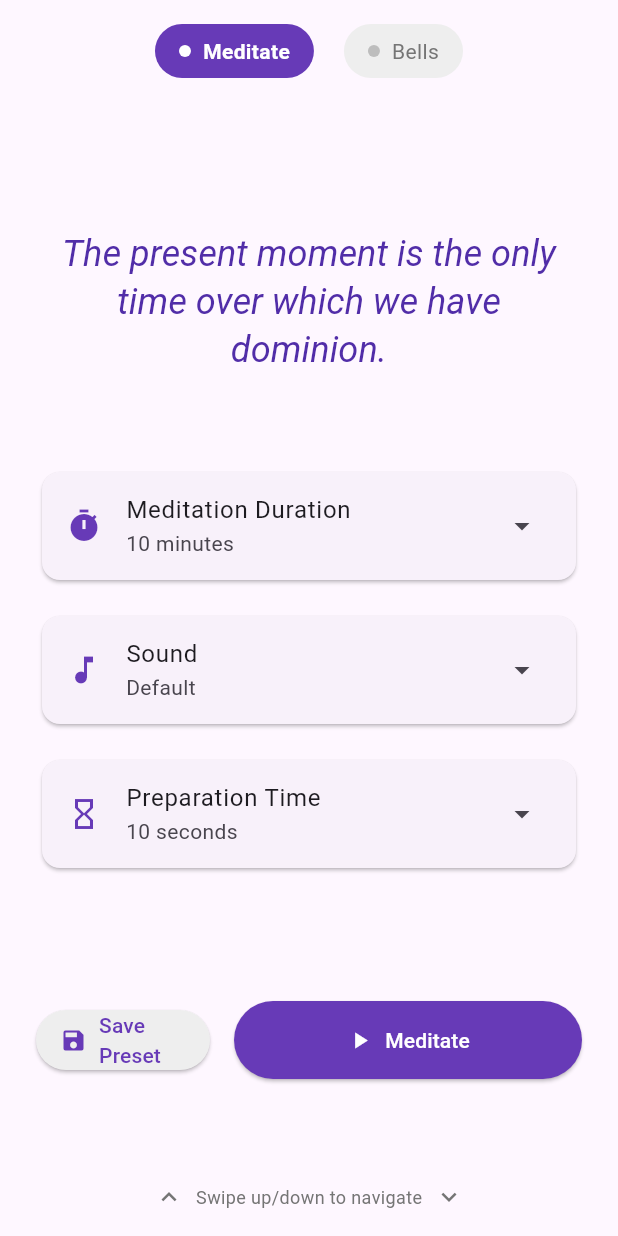
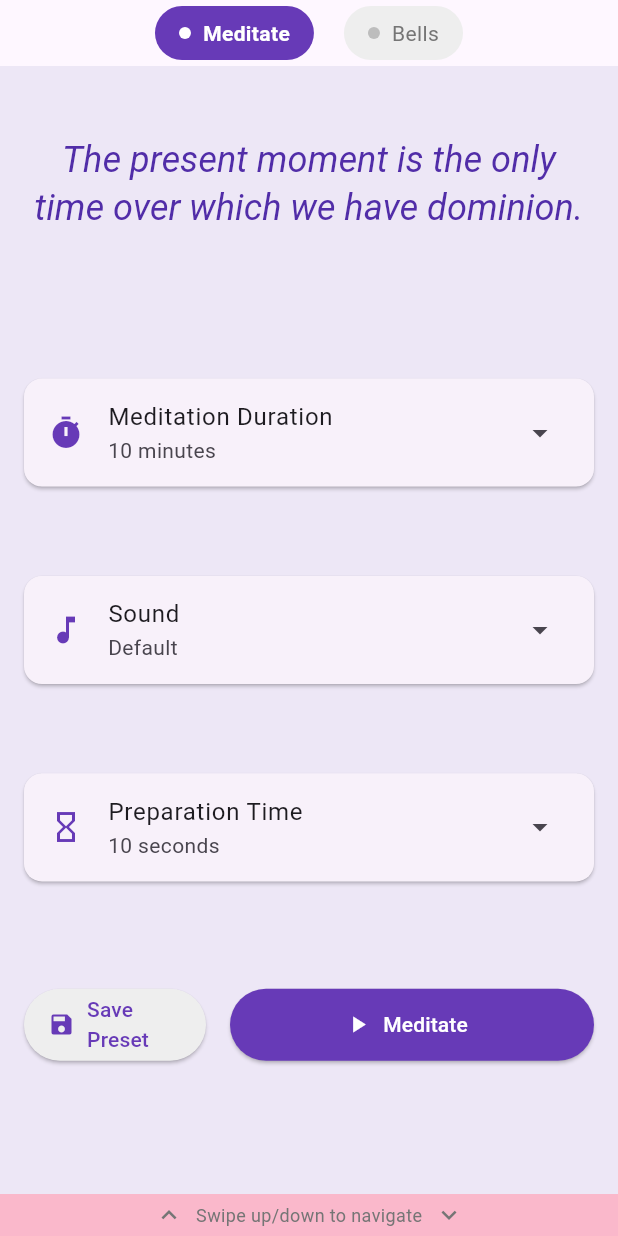
Before and after one commit to aycarl/NOW, a Flutter app: the screen it shows after launch, on a phone screen of 412 x 824 dp. Run offline on Flutter 3.47's test engine with Material 3 defaults, Android fonts, the phone set to English and light mode, and no system bars.

Commit message:
Refactor layout and spacing in CarouselHomePage, MeditationTimerPage, and MindfulBellsPage for improved UI consistency

```diff
--- a/lib/carousel_home_page.dart
+++ b/lib/carousel_home_page.dart
@@ -22,12 +22,12 @@ class _CarouselHomePageState extends State<CarouselHomePage> {
   @override
   Widget build(BuildContext context) {
     return Scaffold(
-      body: Column(
+      body: SafeArea(
+        child: Column(
           children: [
             // Page indicator
-          SafeArea(
-            child: Container(
-              padding: const EdgeInsets.symmetric(vertical: 16),
+            Container(
+              padding: const EdgeInsets.symmetric(vertical: 4),
               child: Row(
                 mainAxisAlignment: MainAxisAlignment.center,
                 children: [
@@ -37,9 +37,8 @@ class _CarouselHomePageState extends State<CarouselHomePage> {
                 ],
               ),
             ),
-          ),
 
-          // Carousel content
+            // Carousel content - fills all available space
             Expanded(
               child: PageView(
                 controller: _pageController,
@@ -54,9 +53,11 @@ class _CarouselHomePageState extends State<CarouselHomePage> {
             ),
 
             // Navigation hint
-          SafeArea(
-            child: Container(
-              padding: const EdgeInsets.all(16),
+            Container(
+              decoration: const BoxDecoration(
+                color: Color.fromARGB(255, 250, 184, 203),
+              ),
+              padding: const EdgeInsets.all(4),
               child: Row(
                 mainAxisAlignment: MainAxisAlignment.center,
                 children: [
@@ -79,8 +80,8 @@ class _CarouselHomePageState extends State<CarouselHomePage> {
                 ],
               ),
             ),
+          ],
         ),
-        ],
       ),
     );
   }
--- a/lib/meditation_timer_page.dart
+++ b/lib/meditation_timer_page.dart
@@ -99,15 +99,18 @@ class _MeditationTimerPageState extends State<MeditationTimerPage> {
 
   @override
   Widget build(BuildContext context) {
-    return Scaffold(
-      body: SafeArea(
+    return Container(
+      decoration: BoxDecoration(color: Colors.deepPurple[50]),
       child: Padding(
-          padding: const EdgeInsets.all(24.0),
+        padding: const EdgeInsets.symmetric(horizontal: 16.0, vertical: 4.0),
         child: Column(
           children: [
-              // Random inspirational quote
-              Expanded(
+            // Random inspirational quote - reduced space
+            Flexible(
               flex: 2,
+              child: Container(
+                width: double.infinity,
+                padding: const EdgeInsets.symmetric(vertical: 16.0),
                 child: Center(
                   child: Text(
                     _randomQuote,
@@ -119,14 +122,17 @@ class _MeditationTimerPageState extends State<MeditationTimerPage> {
                   ),
                 ),
               ),
+            ),
 
-              // Timer, Sound, and Preparation Controls
-              Expanded(
-                flex: 3,
+            // Timer, Sound, and Preparation Controls - more space
+            Flexible(
+              flex: 6,
               child: Column(
+                mainAxisAlignment: MainAxisAlignment.spaceEvenly,
                 children: [
                   // Timer Picker
                   Card(
+                    margin: const EdgeInsets.symmetric(vertical: 4.0),
                     child: ListTile(
                       leading: const Icon(
                         Icons.timer,
@@ -138,10 +144,10 @@ class _MeditationTimerPageState extends State<MeditationTimerPage> {
                       onTap: _showTimePicker,
                     ),
                   ),
-                    const SizedBox(height: 16),
 
                   // Sound Picker
                   Card(
+                    margin: const EdgeInsets.symmetric(vertical: 4.0),
                     child: ListTile(
                       leading: const Icon(
                         Icons.music_note,
@@ -157,10 +163,10 @@ class _MeditationTimerPageState extends State<MeditationTimerPage> {
                       onTap: _showSoundPicker,
                     ),
                   ),
-                    const SizedBox(height: 16),
 
                   // Preparation Time Picker
                   Card(
+                    margin: const EdgeInsets.symmetric(vertical: 4.0),
                     child: ListTile(
                       leading: const Icon(
                         Icons.hourglass_empty,
@@ -176,9 +182,12 @@ class _MeditationTimerPageState extends State<MeditationTimerPage> {
               ),
             ),
 
-              // Action Buttons
-              Expanded(
-                flex: 1,
+            // Action Buttons - optimized size
+            Flexible(
+              flex: 2,
+              child: Container(
+                width: double.infinity,
+                padding: const EdgeInsets.symmetric(vertical: 16.0),
                 child: Row(
                   children: [
                     Expanded(
@@ -189,6 +198,7 @@ class _MeditationTimerPageState extends State<MeditationTimerPage> {
                         style: ElevatedButton.styleFrom(
                           backgroundColor: Colors.grey[200],
                           foregroundColor: Colors.deepPurple,
+                          minimumSize: const Size(0, 48),
                         ),
                       ),
                     ),
@@ -202,19 +212,19 @@ class _MeditationTimerPageState extends State<MeditationTimerPage> {
                         style: ElevatedButton.styleFrom(
                           backgroundColor: Colors.deepPurple,
                           foregroundColor: Colors.white,
-                          padding: const EdgeInsets.symmetric(vertical: 16),
+                          minimumSize: const Size(0, 48),
                         ),
                       ),
                     ),
                   ],
                 ),
               ),
+            ),
           ],
-          ),
-        ),
-      ),
-    );
-  }
+        ), // Column
+      ), // Padding
+    ); // Container
+  } // build method
 }
 
 // Time Picker Dialog
--- a/lib/mindful_bells_page.dart
+++ b/lib/mindful_bells_page.dart
@@ -50,8 +50,7 @@ class _MindfulBellsPageState extends State<MindfulBellsPage> {
   @override
   Widget build(BuildContext context) {
     return Scaffold(
-      body: SafeArea(
-        child: Column(
+      body: Column(
         children: [
           // Header
           Padding(
@@ -118,7 +117,6 @@ class _MindfulBellsPageState extends State<MindfulBellsPage> {
           ),
         ],
       ),
-      ),
       floatingActionButton: bells.length < 5
           ? FloatingActionButton(
               onPressed: _addBell,
```
Lines whose indentation alone changed are shown as unchanged.
